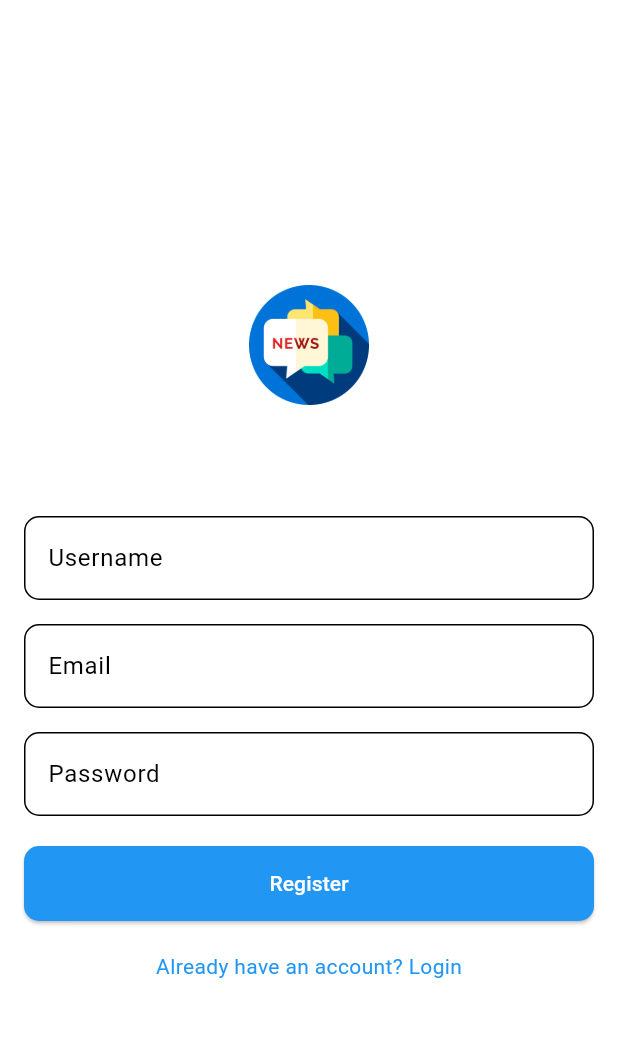
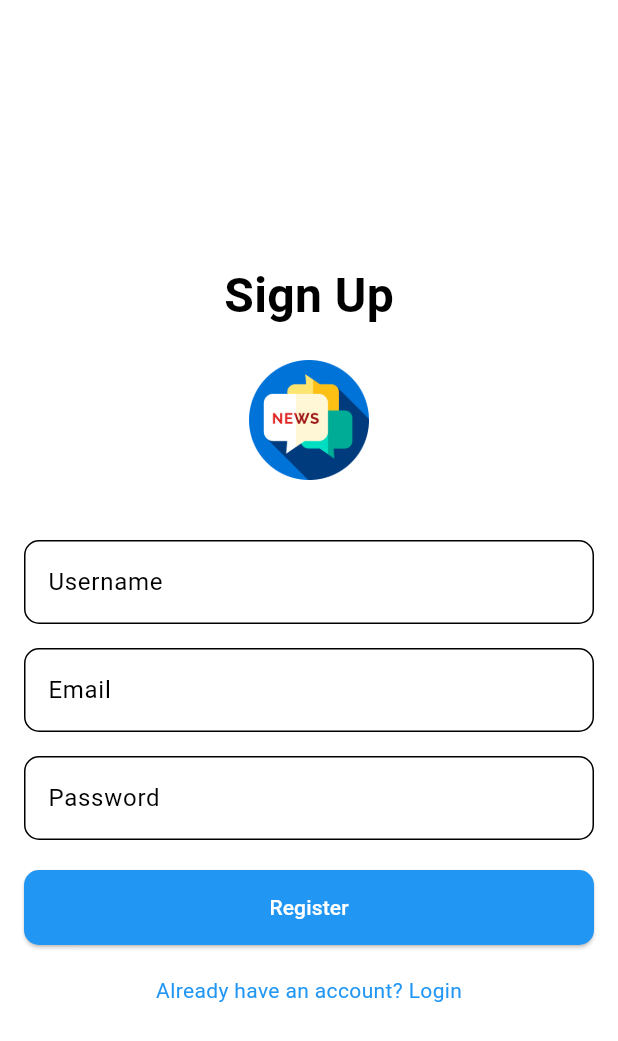
Before and after one commit to MohamedIjlal27/Flutter_CW1-B_News_App, a Flutter app: the screen it shows after launch, after a tap on "Don’t have an account? Create now", on a phone screen of 412 x 824 dp. Shown: the top 1041 px of the screen. Run offline on Flutter 3.47's test engine with Material 3 defaults, Android fonts, the phone set to English and light mode, and no system bars; our stand-ins replace cloud_firestore, firebase_auth, firebase_core, shared_preferences; accounts and stored records are empty.

```diff
--- a/lib/screens/login_screen.dart
+++ b/lib/screens/login_screen.dart
@@ -62,15 +62,16 @@ class _LoginScreenState extends State<LoginScreen> {
             crossAxisAlignment: CrossAxisAlignment.center,
             children: [
               const SizedBox(height: 40),
-              Image.asset('assets/images/logo.png', width: 80, height: 80),
               const Text(
-                "World News",
+                "Sign In",
                 style: TextStyle(
-                  fontSize: 24,
+                  fontSize: 32,
                   fontWeight: FontWeight.bold,
-                  color: Colors.white,
+                  color: Colors.black,
                 ),
               ),
+              const SizedBox(height: 80),
+              Image.asset('assets/images/logo.png', width: 80, height: 80),
               const Text(
                 "World Knowldge",
                 style: TextStyle(
--- a/lib/screens/register_screen.dart
+++ b/lib/screens/register_screen.dart
@@ -47,15 +47,16 @@ class _RegisterScreenState extends State<RegisterScreen> {
             crossAxisAlignment: CrossAxisAlignment.center,
             children: [
               const SizedBox(height: 40),
-              Image.asset('assets/images/logo.png', width: 80, height: 80),
               const Text(
-                "Create Account",
+                "Sign Up",
                 style: TextStyle(
-                  fontSize: 24,
+                  fontSize: 32,
                   fontWeight: FontWeight.bold,
-                  color: Colors.white,
+                  color: Colors.black,
                 ),
               ),
+              const SizedBox(height: 20),
+              Image.asset('assets/images/logo.png', width: 80, height: 80),
               const SizedBox(height: 40),
               TextField(
                 controller: usernameController,
```
